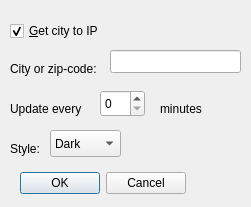
The window that settingswidget.ui (kylroma/Weather) describes before a commit, drawn with Qt 5.
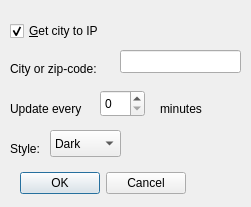
The same window after the commit.

The edit to the form file:
```diff
--- a/settingswidget.ui
+++ b/settingswidget.ui
@@ -18,7 +18,7 @@
     <rect>
      <x>10</x>
      <y>20</y>
-     <width>101</width>
+     <width>131</width>
      <height>22</height>
     </rect>
    </property>
@@ -45,9 +45,9 @@
   <widget class="QLineEdit" name="lineCity">
    <property name="geometry">
     <rect>
-     <x>110</x>
+     <x>120</x>
      <y>50</y>
-     <width>131</width>
+     <width>121</width>
      <height>23</height>
     </rect>
    </property>
```
Left out of the diff: 2 changed lines with no effect on the pictures.
